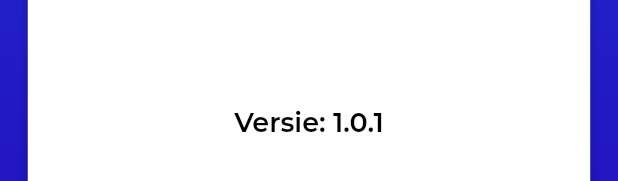
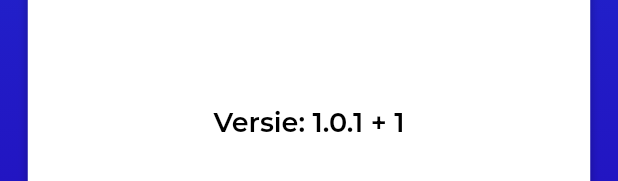
Before and after one commit to DwarfNinja/loopsnelheid-app, a Flutter app: the Settings widget shown alone on an empty page, opened directly, on a phone screen of 412 x 824 dp. Shown: the part 1055-1236 px from the top of the screen. Run offline on Flutter 3.47's test engine with Material 2 defaults, Android fonts, the phone set to English and light mode, and no system bars; drawn by our look-alikes of flutter_switch; our stand-ins replace device_info_plus, device_preview, fl_chart, flutter_dotenv, geolocator, google_fonts and 4 more; missing offline and left inert: cron, flutter_activity_recognition, flutter_background_service, flutter_background_service_android, pausable_timer, pdfx; accounts and stored records are empty; network calls fail.

```diff
--- a/lib/views/settings/settings.dart
+++ b/lib/views/settings/settings.dart
@@ -143,6 +143,12 @@ class _SettingsState extends State<Settings> {
                       style: app_theme.textTheme.bodyText1!.copyWith(
                           color: app_theme.black), textAlign: TextAlign.center);
                 }
+                else if (snapshot.data?.buildNumber != null) {
+                  return Text(
+                      "Versie: ${snapshot.data?.version} + ${snapshot.data?.buildNumber}",
+                      style: app_theme.textTheme.bodyText1!.copyWith(
+                          color: app_theme.black), textAlign: TextAlign.center);
+                }
                 else {
                   return Text(
                       "Versie: ${snapshot.data?.version}",
```
